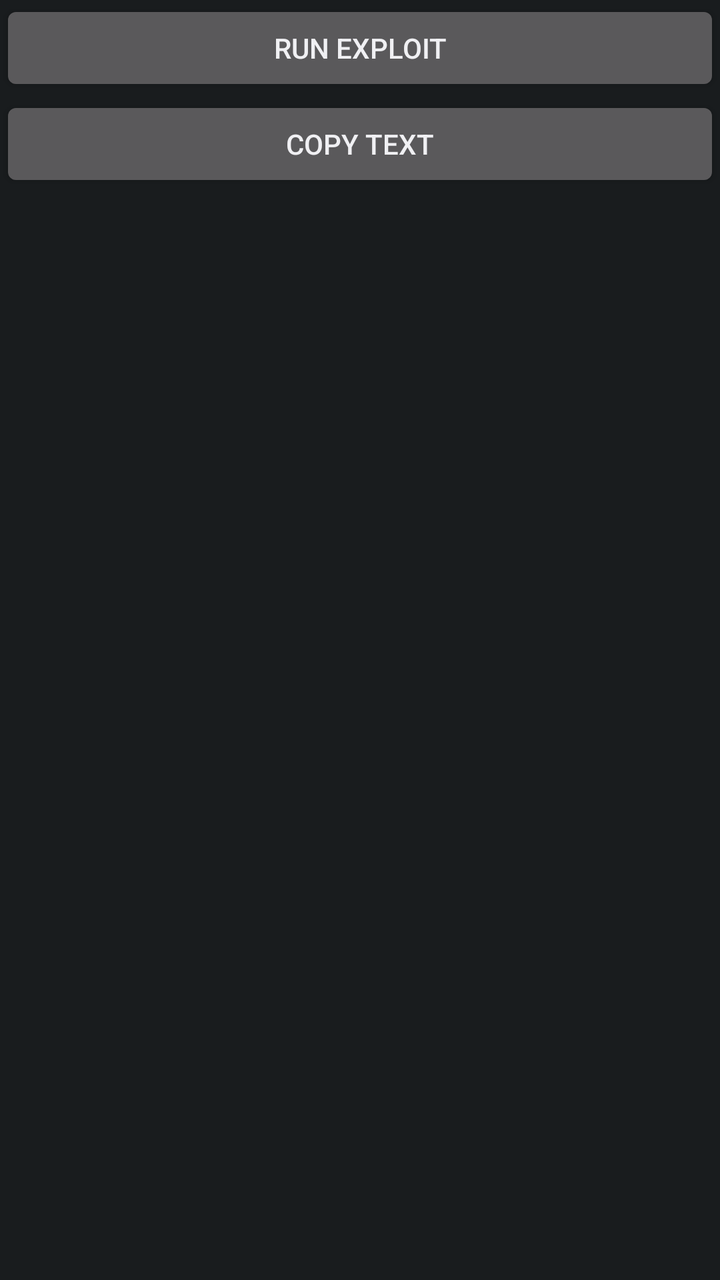
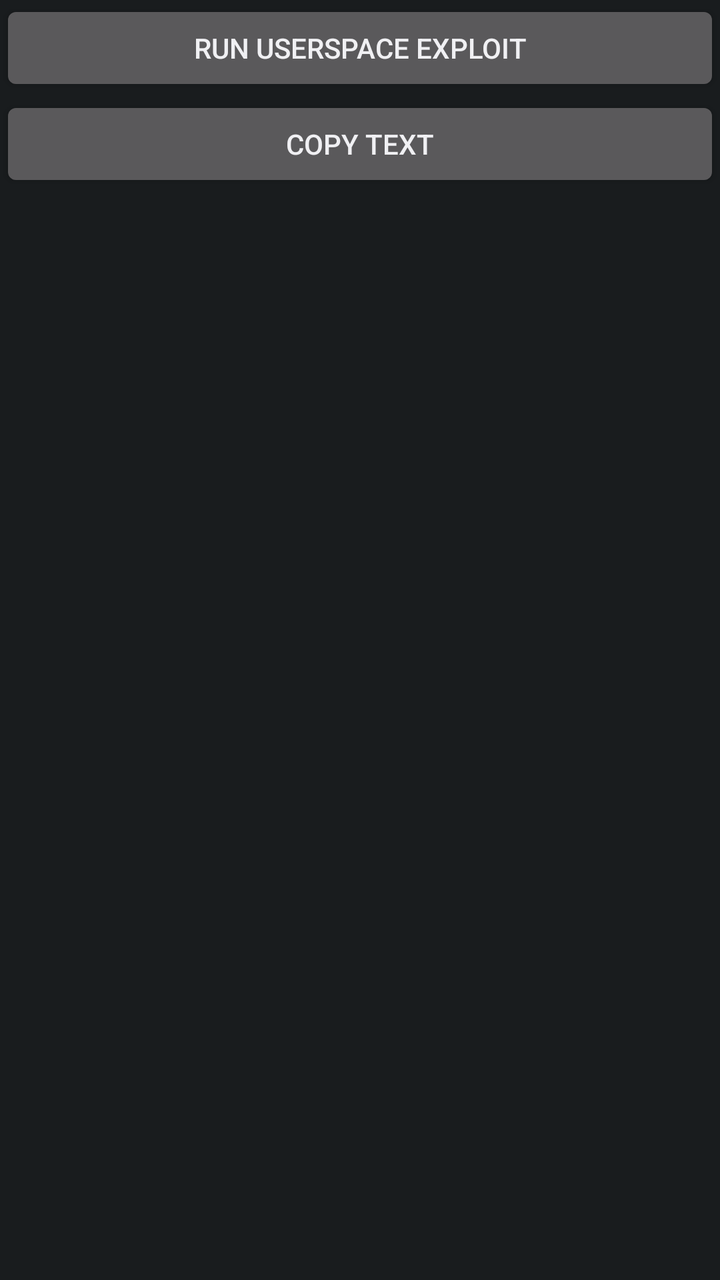

The first picture is an Android layout as it rendered before a commit; the second is the same layout after the commit. The layout source and the unified diff follow.
<!-- AndroidManifest.xml: application theme android:Theme.DeviceDefault -->
<!-- res/layout/main.xml -->
<?xml version="1.0" encoding="utf-8"?>
<ScrollView xmlns:android="http://schemas.android.com/apk/res/android"
    android:layout_width="match_parent"
    android:layout_height="match_parent" >
<LinearLayout
    android:orientation="vertical"
    android:layout_width="match_parent"
    android:layout_height="match_parent"
    android:gravity="center">
    <Button
        android:layout_width="match_parent"
        android:layout_height="wrap_content"
        android:text="Run exploit"
        android:id="@+id/exploit"/>
    <Button
        android:layout_width="match_parent"
        android:layout_height="wrap_content"
        android:text="patchMod"
        android:visibility="gone"
        android:id="@+id/patchMod"/>
    <Button
        android:layout_width="match_parent"
        android:layout_height="wrap_content"
        android:text="patchLibc"
        android:visibility="gone"
        android:id="@+id/patchLibc"/>
    <Button
        android:layout_width="match_parent"
        android:layout_height="wrap_content"
        android:text="patchCxx"
        android:visibility="gone"
        android:id="@+id/patchCxx"/>
    <Button
        android:layout_width="match_parent"
        android:layout_height="wrap_content"
        android:text="Run kernel exploit and load KernelSU"
        android:visibility="gone"
        android:id="@+id/patchAll"/>
    <Button
        android:layout_width="match_parent"
        android:layout_height="wrap_content"
        android:text="copy text"
        android:id="@+id/copyAll"/>
    <Button
        android:layout_width="match_parent"
        android:layout_height="wrap_content"
        android:text="forkProcess"
        android:visibility="gone"
        android:id="@+id/forkProcess"/>
    <TextView
        android:layout_width="match_parent"
        android:layout_height="wrap_content"
        android:id="@+id/status" />
</LinearLayout>
</ScrollView>
<!-- resources referenced by this layout -->
<resources>

</resources>

<!-- the commit's change to res/layout/main.xml (unified diff, before → after) -->
@@ -10,7 +10,7 @@
     <Button
         android:layout_width="match_parent"
         android:layout_height="wrap_content"
-        android:text="Run exploit"
+        android:text="Run userspace exploit"
         android:id="@+id/exploit"/>
     <Button
         android:layout_width="match_parent"
